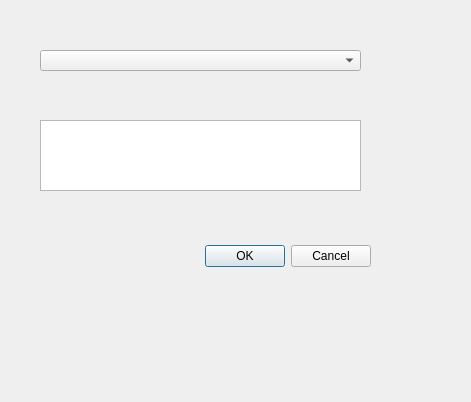
Old version of the form CUAMotorMirror/SelectPorts.ui in the repository vvybclock/our_labscript_devices.
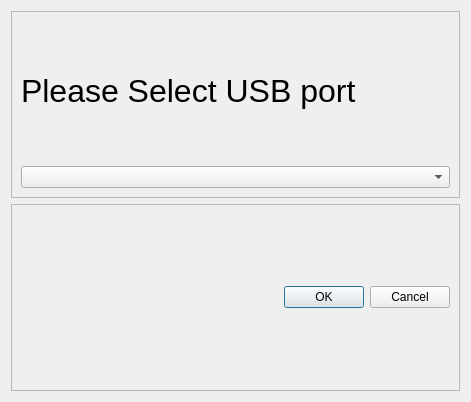
New version of the form.

Commit message: upgrading gui connect and search motors

The edit to the form file:
```diff
--- a/CUAMotorMirror/SelectPorts.ui
+++ b/CUAMotorMirror/SelectPorts.ui
@@ -13,15 +13,45 @@
   <property name="windowTitle">
    <string>Dialog</string>
   </property>
+  <layout class="QVBoxLayout" name="verticalLayout">
+   <item>
+    <widget class="QFrame" name="frame">
+     <property name="frameShape">
+      <enum>QFrame::StyledPanel</enum>
+     </property>
+     <property name="frameShadow">
+      <enum>QFrame::Raised</enum>
+     </property>
+     <layout class="QGridLayout" name="gridLayout_2">
+      <item row="0" column="0">
+       <widget class="QLabel" name="label">
+        <property name="font">
+         <font>
+          <pointsize>24</pointsize>
+         </font>
+        </property>
+        <property name="text">
+         <string>Please Select USB port</string>
+        </property>
+       </widget>
+      </item>
+      <item row="1" column="0">
+       <widget class="QComboBox" name="comboBox"/>
+      </item>
+     </layout>
+    </widget>
+   </item>
+   <item>
+    <widget class="QFrame" name="frame_3">
+     <property name="frameShape">
+      <enum>QFrame::StyledPanel</enum>
+     </property>
+     <property name="frameShadow">
+      <enum>QFrame::Raised</enum>
+     </property>
+     <layout class="QGridLayout" name="gridLayout_3">
+      <item row="0" column="0">
   <widget class="QDialogButtonBox" name="buttonBox">
-   <property name="geometry">
-    <rect>
-     <x>30</x>
-     <y>240</y>
-     <width>341</width>
-     <height>32</height>
-    </rect>
-   </property>
    <property name="orientation">
     <enum>Qt::Horizontal</enum>
    </property>
@@ -29,26 +59,11 @@
     <set>QDialogButtonBox::Cancel|QDialogButtonBox::Ok</set>
    </property>
   </widget>
-  <widget class="QComboBox" name="comboBox">
-   <property name="geometry">
-    <rect>
-     <x>40</x>
-     <y>50</y>
-     <width>321</width>
-     <height>21</height>
-    </rect>
-   </property>
-  </widget>
-  <widget class="QPlainTextEdit" name="plainTextEdit">
-   <property name="geometry">
-    <rect>
-     <x>40</x>
-     <y>120</y>
-     <width>321</width>
-     <height>71</height>
-    </rect>
-   </property>
-  </widget>
+      </item>
+     </layout>
+    </widget>
+   </item>
+  </layout>
  </widget>
  <resources/>
  <connections>
```
Lines whose indentation alone changed are shown as unchanged. The commit also changes 4 other files.
